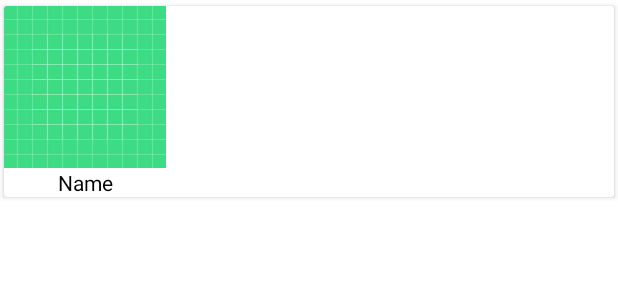
After one commit to JosephGwara/RetrofitDemo, an Android app: the layout rv_item.xml on its own in the app's theme, with its tools: preview values and no code run, on a phone screen of 412 x 824 dp. The commit adds this screen. Shown: the top 300 px of the screen. Run offline under Robolectric (Android 15) with nearby library versions, the phone set to English and light mode, and no system bars.

Commit message:
created the functionality to get data from the rick and morty api and display it on a recycler view

```diff
--- a/app/src/main/AndroidManifest.xml
+++ b/app/src/main/AndroidManifest.xml
@@ -1,6 +1,8 @@
 <?xml version="1.0" encoding="utf-8"?>
 <manifest xmlns:android="http://schemas.android.com/apk/res/android"
     package="com.josephgwara.retrofitexample">
+
+    <uses-permission android:name="android.permission.INTERNET"/>
 
     <application
         android:allowBackup="true"
--- /dev/null
+++ b/app/src/main/res/layout/rv_item.xml
@@ -0,0 +1,37 @@
+<?xml version="1.0" encoding="utf-8"?>
+<androidx.cardview.widget.CardView xmlns:android="http://schemas.android.com/apk/res/android"
+    android:layout_width="match_parent"
+    android:layout_height="wrap_content"
+    xmlns:tools="http://schemas.android.com/tools"
+    xmlns:app="http://schemas.android.com/apk/res-auto"
+    app:cardUseCompatPadding="true"
+    >
+    <androidx.constraintlayout.widget.ConstraintLayout
+        android:layout_width="wrap_content"
+        android:gravity="center"
+        android:layout_height="match_parent">
+<ImageView
+    android:scaleType="centerCrop"
+    android:id="@+id/image"
+    android:src="@drawable/ic_launcher_background"
+    app:layout_constraintTop_toTopOf="parent"
+    app:layout_constraintStart_toStartOf="parent"
+    android:layout_width="wrap_content"
+    android:layout_height="wrap_content"
+    />
+
+        <TextView
+            android:id="@+id/name"
+            android:layout_width="wrap_content"
+            android:layout_height="wrap_content"
+            android:textColor="@color/black"
+            android:textSize="14sp"
+            app:layout_constraintEnd_toEndOf="@+id/image"
+            app:layout_constraintStart_toStartOf="parent"
+            app:layout_constraintTop_toBottomOf="@+id/image"
+            tools:text="Name" />
+
+
+    </androidx.constraintlayout.widget.ConstraintLayout>
+
+</androidx.cardview.widget.CardView>
```
Also changed, not shown: app/build.gradle (+16 -0 lines), app/src/main/java/com/josephgwara/retrofitexample/MainActivity.kt (+41 -0 lines), app/src/main/java/com/josephgwara/retrofitexample/MainAdapter.kt (added, +43 -0 lines), app/src/main/java/com/josephgwara/retrofitexample/network/ApiClient.kt (added, +47 -0 lines), app/src/main/java/com/josephgwara/retrofitexample/network/Character.kt (added, +15 -0 lines), app/src/main/res/layout/activity_main.xml (+6 -8 lines), 1 other file.
